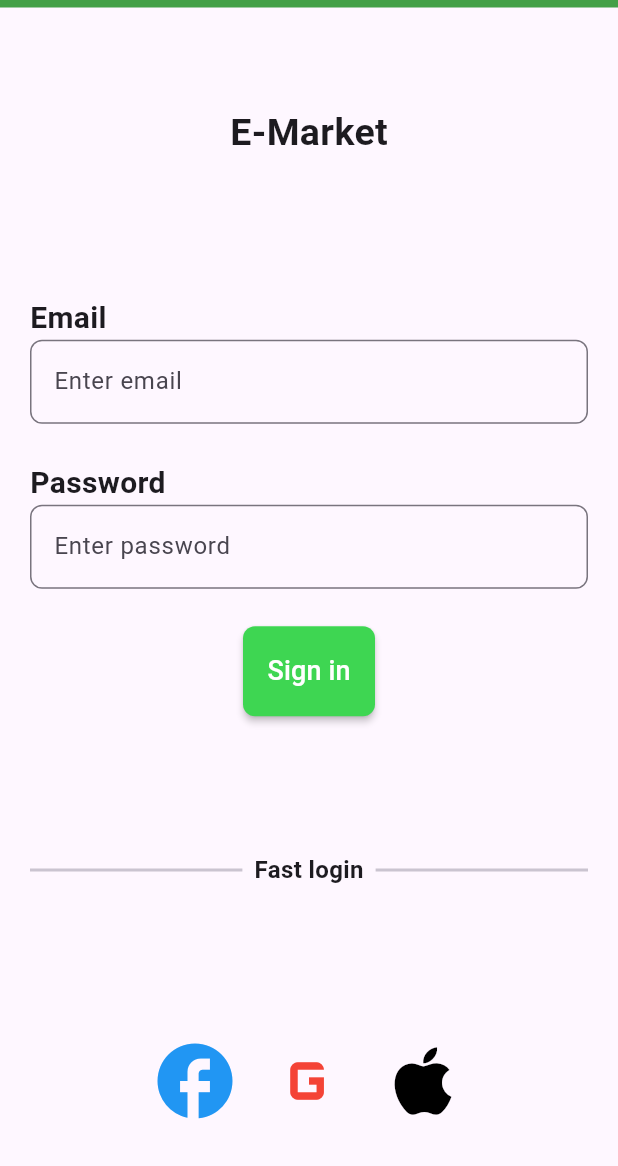
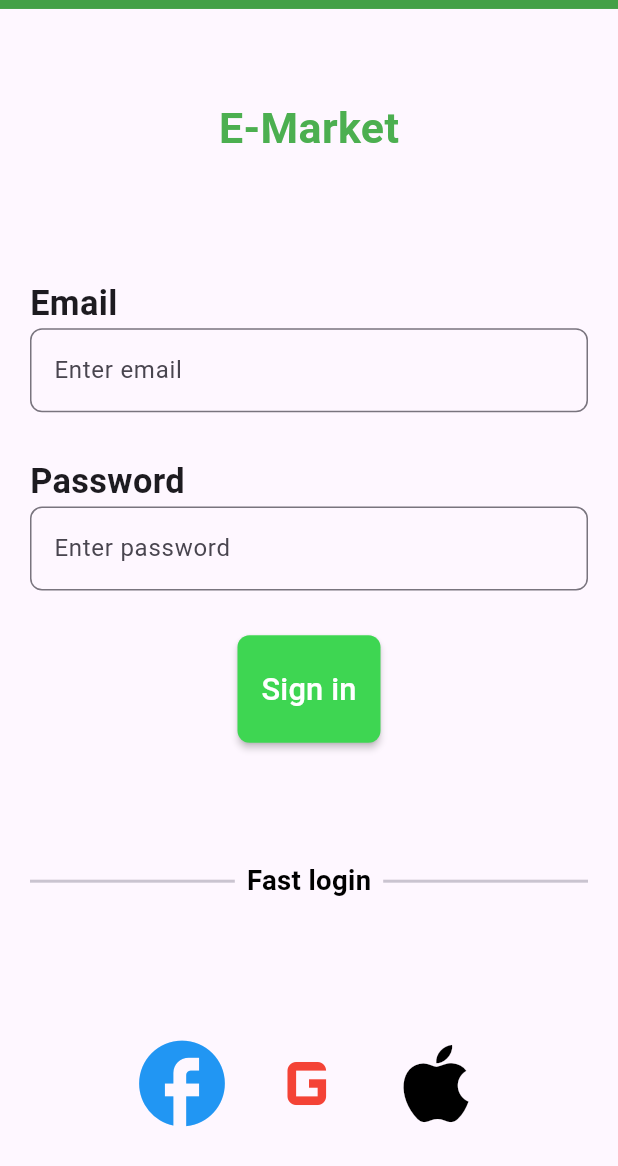
Before and after one commit to AMR-dev-prog/emarket, a Flutter app: the screen it shows after launch, on a phone screen of 412 x 824 dp. Shown: the top 1166 px of the screen. Run offline on Flutter 3.47's test engine with Material 3 defaults, Android fonts, the phone set to English and light mode, and no system bars; our stand-ins replace curved_labeled_navigation_bar, flutter_rating_bar, flutter_screenutil, shared_preferences.

Commit message:
responsive

```diff
--- /dev/null
+++ b/devtools_options.yaml
@@ -0,0 +1,3 @@
+description: This file stores settings for Dart & Flutter DevTools.
+documentation: https://docs.flutter.dev/tools/devtools/extensions#configure-extension-enablement-states
+extensions:
--- a/lib/main.dart
+++ b/lib/main.dart
@@ -1,4 +1,5 @@
 import 'package:flutter/material.dart';
+import 'package:flutter_screenutil/flutter_screenutil.dart';
 import 'package:provider/provider.dart';
 import 'package:untitled2/mode/shop.dart';
 import 'package:untitled2/pages/homepage.dart';
@@ -18,13 +19,20 @@ class MyApp extends StatelessWidget {
 
   @override
   Widget build(BuildContext context) {
-    return MaterialApp(
+    return
+       ScreenUtilInit(
+        designSize: const Size(360, 690),
+      minTextAdapt: true,
+      splitScreenMode: true,
+         child: MaterialApp(
           debugShowCheckedModeBanner: false,
           home: const Loginpage(),
           routes: {
             "homepage":(context)=>const Homepage(),
 
           }
+               ),
        );
+
   }
 }
--- a/lib/mode/shop.dart
+++ b/lib/mode/shop.dart
@@ -44,7 +44,7 @@ class Shop extends ChangeNotifier {
 
     ),
       Prodect(
-      name: "product",
+      name: "potato",
       price: 21.99,
       description: "item description",
       imagePath: 'lib/assets/potato-table.jpg',
@@ -54,7 +54,7 @@ class Shop extends ChangeNotifier {
 
     ),
     Prodect(
-      name: "product",
+      name: "mint",
       price: 33.99,
       description: "item description",
       imagePath: 'lib/assets/fresh-organic-mint-garden.jpg',
--- a/lib/pages/loginPage.dart
+++ b/lib/pages/loginPage.dart
@@ -1,4 +1,5 @@
 import 'package:flutter/material.dart';
+import 'package:flutter_screenutil/flutter_screenutil.dart';
 import 'package:untitled2/combs/itemcom/logincoms/myTextFild.dart';
 
 class Loginpage extends StatefulWidget {
@@ -17,7 +18,7 @@ class _LoginpageState extends State<Loginpage> {
     return Scaffold(
       appBar: AppBar(
         backgroundColor: Colors.green.shade600,
-        toolbarHeight: 5.0,
+        toolbarHeight: 5.0.h,
       ),
       body: Padding(
         padding: const EdgeInsets.all(20.0),
@@ -25,34 +26,34 @@ class _LoginpageState extends State<Loginpage> {
           mainAxisAlignment: MainAxisAlignment.spaceAround,
           children: [
             // App Title
-            const Text(
+             Text(
               "E-Market",
-              style: TextStyle(fontSize: 25, fontWeight: FontWeight.bold),
+              style: TextStyle(fontSize: 25.sp,color: Colors.green, fontWeight: FontWeight.bold),
             ),
             Column(
               crossAxisAlignment: CrossAxisAlignment.start,
               children: [
                 // Email Input
-                const Text(
+                 Text(
                   "Email",
-                  style: TextStyle(fontSize: 20, fontWeight: FontWeight.bold),
+                  style: TextStyle(fontSize: 20.sp, fontWeight: FontWeight.bold),
                 ),
                 MyTextField(controller: emailController, hintText: 'Enter email'),
-                const SizedBox(height: 25),
+                 SizedBox(height: 25.h),
                 // Password Input
-                const Text(
+                 Text(
                   "Password",
-                  style: TextStyle(fontSize: 20, fontWeight: FontWeight.bold),
+                  style: TextStyle(fontSize: 20.sp, fontWeight: FontWeight.bold),
                 ),
                 MyTextField(controller: passwordController, hintText: 'Enter password'),
-                const SizedBox(height: 25),
+                 SizedBox(height: 25.h),
                 // Sign In Button
                 Row(
                   mainAxisAlignment: MainAxisAlignment.center,
                   children: [
                     MaterialButton(
                       color: const Color.fromARGB(255, 62, 214, 82),
-                      height: 60,
+                      height: 60.h,
                       shape: RoundedRectangleBorder(
                         borderRadius: BorderRadius.circular(8),
                       ),
@@ -61,9 +62,9 @@ class _LoginpageState extends State<Loginpage> {
                     Navigator.pushReplacementNamed(context, 'homepage');
 
                       },
-                      child: const Text(
+                      child:  Text(
                         'Sign in',
-                        style: TextStyle(color: Colors.white, fontSize: 18),
+                        style: TextStyle(color: Colors.white, fontSize: 18.sp),
                       ),
                     ),
                   ],
@@ -71,17 +72,17 @@ class _LoginpageState extends State<Loginpage> {
               ],
             ),
             // Fast Login Divider
-            const Row(
+             Row(
               children: [
-                Expanded(child: Divider(thickness: 2)),
+                const Expanded(child: Divider(thickness: 2)),
                 Padding(
-                  padding: EdgeInsets.symmetric(horizontal: 8.0),
+                  padding: const EdgeInsets.symmetric(horizontal: 8.0),
                   child: Text(
                     "Fast login",
-                    style: TextStyle(fontSize: 16, fontWeight: FontWeight.bold),
+                    style: TextStyle(fontSize: 16.sp, fontWeight: FontWeight.bold,color: Colors.black),
                   ),
                 ),
-                Expanded(child: Divider(thickness: 2)),
+                const Expanded(child: Divider(thickness: 2)),
               ],
             ),
             // Fast Login Buttons
@@ -89,19 +90,19 @@ class _LoginpageState extends State<Loginpage> {
               mainAxisAlignment: MainAxisAlignment.center,
               children: [
                 IconButton(
-                  icon: const Icon(Icons.facebook,size: 60, color: Colors.blue,),
+                  icon:  Icon(Icons.facebook,size: 60.sp, color: Colors.blue,),
                   onPressed: () {
                     // TODO: Add Facebook login logic
                   },
                 ),
                 IconButton(
-                  icon: const Icon(Icons.g_mobiledata,  size: 60, color: Colors.red,),
+                  icon:  Icon(Icons.g_mobiledata,  size: 60.sp, color: Colors.red,),
                   onPressed: () {
                     // TODO: Add Google login logic
                   },
                 ),
                 IconButton(
-                  icon: const Icon(Icons.apple,size: 60, color: Colors.black),
+                  icon:  Icon(Icons.apple,size: 60.sp, color: Colors.black),
                   onPressed: () {
                     // TODO: Add Apple login logic
 
--- a/pubspec.yaml
+++ b/pubspec.yaml
@@ -14,6 +14,9 @@ dependencies:
   curved_labeled_navigation_bar: ^2.0.5
   flutter_rating_bar: ^4.0.1
   provider: ^6.1.2
+  shared_preferences: ^2.5.1
+  flutter_screenutil: ^5.9.3
+  device_preview: ^1.2.0
 
 dev_dependencies:
   flutter_test:
```
Also changed, not shown: lib/addsitem/adsitem.dart (+10 -9 lines), lib/combs/itemcom/catagory.dart (+7 -6 lines), lib/combs/itemcom/iteamlist.dart (+25 -24 lines), lib/combs/itemcom/logincoms/itemtile.dart (+32 -15 lines), lib/pagecombs/costappbar copy.dart (+6 -5 lines), lib/pagecombs/serch.dart (+22 -6 lines), lib/pages/ItemPage.dart (+27 -22 lines), lib/pages/cart.dart (+12 -11 lines), lib/pages/homepage.dart (+47 -40 lines), pubspec.lock, 1 other file. Lines whose indentation alone changed are shown as unchanged.
